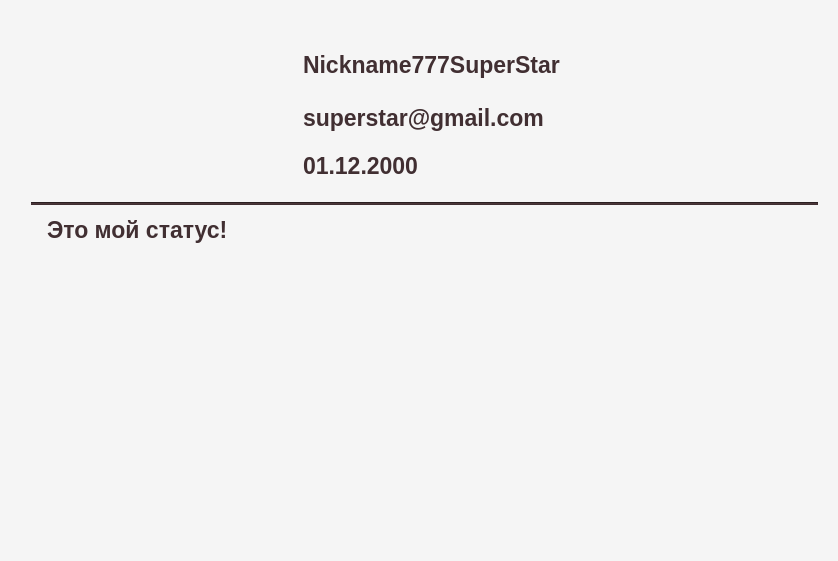
ElizavetaPa17/LinkDove, file lab3/LinkDove/profilewidget.ui: the form before one commit.
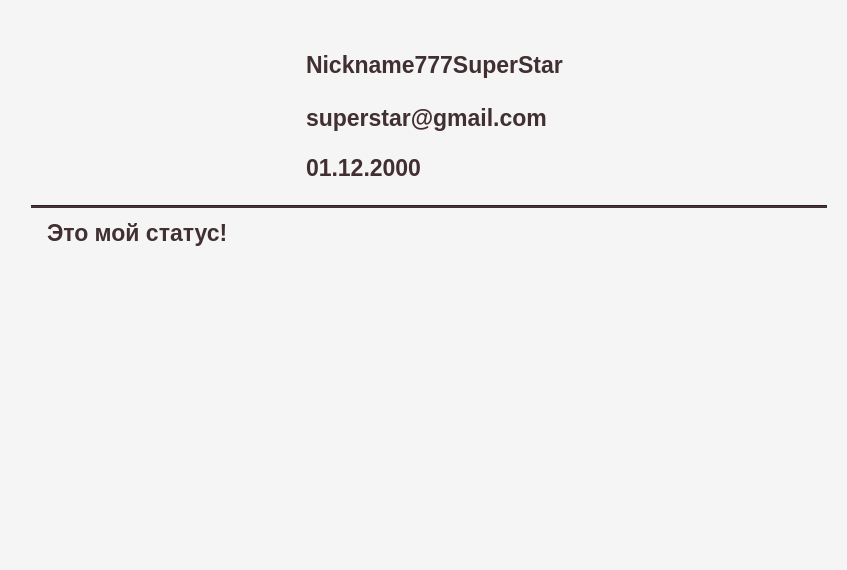
The form after the commit. Icons and pictures are not drawn. Custom widgets are drawn as their Qt base class.

```diff
--- a/lab3/LinkDove/profilewidget.ui
+++ b/lab3/LinkDove/profilewidget.ui
@@ -6,8 +6,8 @@
    <rect>
     <x>0</x>
     <y>0</y>
-    <width>838</width>
-    <height>561</height>
+    <width>847</width>
+    <height>570</height>
    </rect>
   </property>
   <property name="maximumSize">
```
